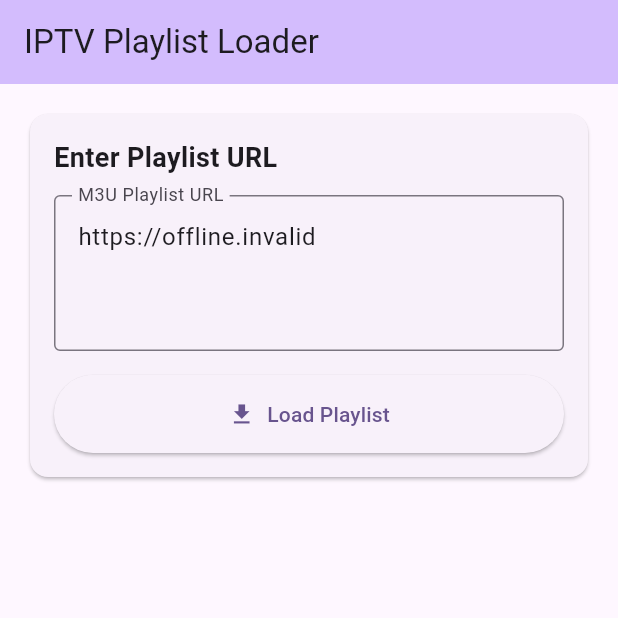
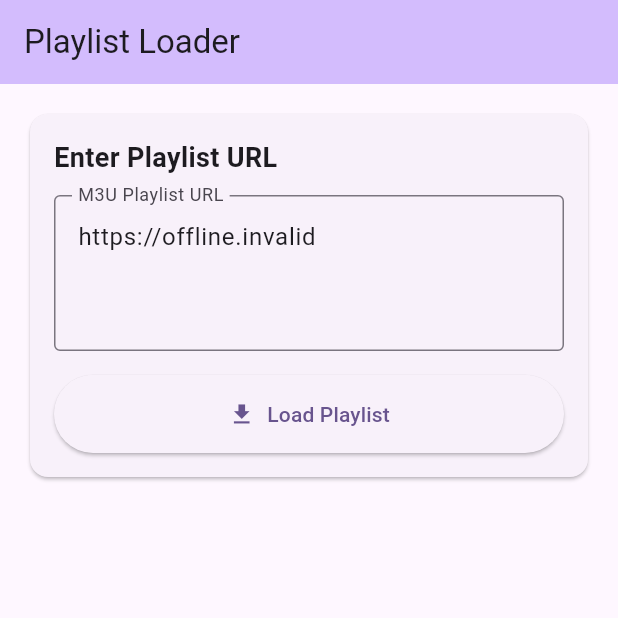
Before and after one commit to freekvandeven/streamhub, a Flutter app: the screen it shows after launch, on a phone screen of 412 x 824 dp, the top half of it. Run offline on Flutter 3.47's test engine with Material 3 defaults, Android fonts, the phone set to English and light mode, and no system bars; our stand-ins replace flutter_dotenv, flutter_hooks, flutter_riverpod, go_router, hooks_riverpod.

Commit message:
refactor: rebrand to StreamHub and make provider-agnostic
BREAKING CHANGE: Package renamed from iptv_app to streamhub

- Renamed package from iptv_app to streamhub in pubspec.yaml
- Updated all import statements to use streamhub package
- Changed app title from 'IPTV App' to 'StreamHub'
- Updated UI labels: 'IPTV Playlist Loader' -> 'Playlist Loader'
- Renamed IPTV_PLAYLIST_URL to PLAYLIST_URL environment variable
- Completely rewrote README.md with focus on legal use cases
- Updated ENVIRONMENT.md with StreamHub branding and legal sources
- Added legal disclaimer emphasizing legal content only
- Documented provider-agnostic architecture and M3U standard
- Highlighted legitimate sources: Plex, Jellyfin, Emby, radio, podcasts
- Emphasized app is like VLC - a tool, not a content source
- All tests passing with new package name

```diff
--- a/lib/main.dart
+++ b/lib/main.dart
@@ -1,7 +1,7 @@
 import "package:flutter/material.dart";
 import "package:flutter_dotenv/flutter_dotenv.dart";
 import "package:hooks_riverpod/hooks_riverpod.dart";
-import "package:iptv_app/router/app_router.dart";
+import "package:streamhub/router/app_router.dart";
 
 Future<void> main() async {
   // Load environment variables
@@ -16,7 +16,7 @@ class MyApp extends StatelessWidget {
   @override
   Widget build(BuildContext context) {
     return MaterialApp.router(
-      title: "IPTV App",
+      title: "StreamHub",
       theme: ThemeData(
         colorScheme: ColorScheme.fromSeed(seedColor: Colors.deepPurple),
         useMaterial3: true,
--- a/lib/providers/playlist_provider.dart
+++ b/lib/providers/playlist_provider.dart
@@ -3,9 +3,9 @@ import "dart:io";
 
 import "package:flutter_riverpod/flutter_riverpod.dart";
 import "package:http/http.dart" as http;
-import "package:iptv_app/models/channel.dart";
-import "package:iptv_app/services/m3u_parser.dart";
-import "package:iptv_app/utils/logger.dart";
+import "package:streamhub/models/channel.dart";
+import "package:streamhub/services/m3u_parser.dart";
+import "package:streamhub/utils/logger.dart";
 
 /// State for playlist loading
 class PlaylistState {
--- a/lib/router/app_router.dart
+++ b/lib/router/app_router.dart
@@ -1,6 +1,6 @@
 import "package:go_router/go_router.dart";
-import "package:iptv_app/screens/channels_screen.dart";
-import "package:iptv_app/screens/home_screen.dart";
+import "package:streamhub/screens/channels_screen.dart";
+import "package:streamhub/screens/home_screen.dart";
 
 final router = GoRouter(
   initialLocation: "/",
--- a/lib/screens/channels_screen.dart
+++ b/lib/screens/channels_screen.dart
@@ -2,8 +2,8 @@ import "package:flutter/material.dart";
 import "package:flutter_hooks/flutter_hooks.dart";
 import "package:go_router/go_router.dart";
 import "package:hooks_riverpod/hooks_riverpod.dart";
-import "package:iptv_app/models/channel.dart";
-import "package:iptv_app/providers/playlist_provider.dart";
+import "package:streamhub/models/channel.dart";
+import "package:streamhub/providers/playlist_provider.dart";
 
 class ChannelsScreen extends HookConsumerWidget {
   const ChannelsScreen({super.key});
--- a/lib/screens/home_screen.dart
+++ b/lib/screens/home_screen.dart
@@ -3,20 +3,20 @@ import "package:flutter_dotenv/flutter_dotenv.dart";
 import "package:flutter_hooks/flutter_hooks.dart";
 import "package:go_router/go_router.dart";
 import "package:hooks_riverpod/hooks_riverpod.dart";
-import "package:iptv_app/providers/playlist_provider.dart";
+import "package:streamhub/providers/playlist_provider.dart";
 
 class HomeScreen extends HookConsumerWidget {
   const HomeScreen({super.key});
 
   @override
   Widget build(BuildContext context, WidgetRef ref) {
-    final defaultUrl = dotenv.env["IPTV_PLAYLIST_URL"] ?? "";
+    final defaultUrl = dotenv.env["PLAYLIST_URL"] ?? "";
     final urlController = useTextEditingController(text: defaultUrl);
     final playlistState = ref.watch(playlistProvider);
 
     return Scaffold(
       appBar: AppBar(
-        title: const Text("IPTV Playlist Loader"),
+        title: const Text("Playlist Loader"),
         backgroundColor: Theme.of(context).colorScheme.inversePrimary,
       ),
       body: Padding(
@@ -42,7 +42,7 @@ class HomeScreen extends HookConsumerWidget {
                       controller: urlController,
                       decoration: const InputDecoration(
                         hintText:
-                            "http://odm391.xyz/get.php?username=...&password=...",
+                            "http://example.com/playlist.m3u",
                         border: OutlineInputBorder(),
                         labelText: "M3U Playlist URL",
                       ),
--- a/lib/services/m3u_parser.dart
+++ b/lib/services/m3u_parser.dart
@@ -1,4 +1,4 @@
-import "package:iptv_app/models/channel.dart";
+import "package:streamhub/models/channel.dart";
 
 /// M3U playlist parser
 abstract final class M3uParser {
--- a/pubspec.yaml
+++ b/pubspec.yaml
@@ -1,5 +1,5 @@
-name: iptv_app
-description: "A Flutter IPTV streaming app proof of concept."
+name: streamhub
+description: "A Flutter M3U playlist streaming app for legal content."
 publish_to: 'none'
 version: 1.0.0+1
 
```
Also changed, not shown: 11 other files.
